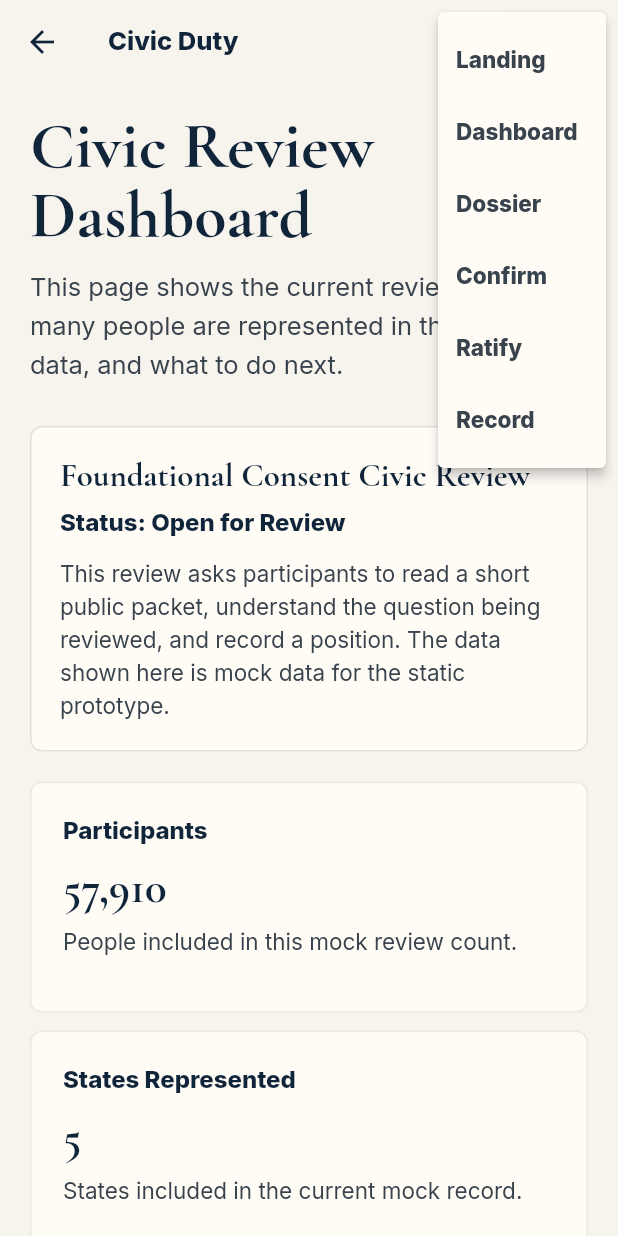
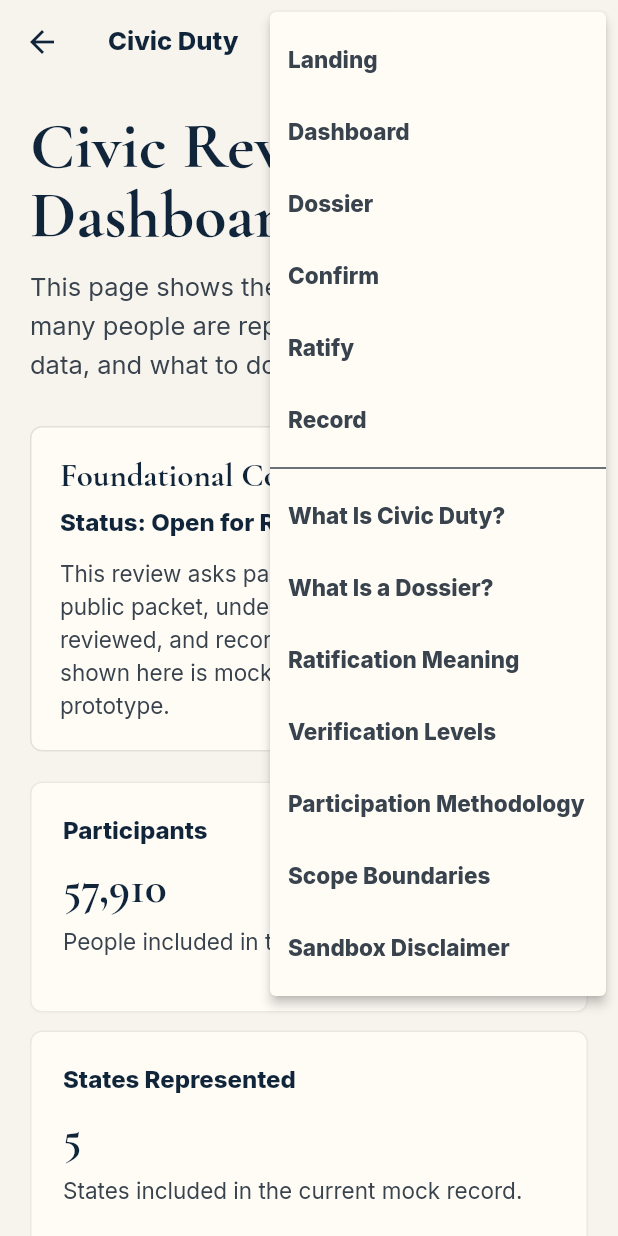
Before and after one commit to ambercodes/civic-duty, a Flutter app: the CivicLayout screen opened directly, after a tap on the "menu" icon, on a phone screen of 412 x 824 dp. Run offline on Flutter 3.47's test engine with Material 3 defaults, Android fonts, the phone set to English and light mode, and no system bars; our stand-ins replace google_fonts.

Commit message:
Phase 9 education/methodology pages

```diff
--- a/lib/routes/app_routes.dart
+++ b/lib/routes/app_routes.dart
@@ -2,6 +2,7 @@ import 'package:flutter/material.dart';
 
 import '../screens/dashboard_screen.dart';
 import '../screens/dossier_screen.dart';
+import '../screens/education_screen.dart';
 import '../screens/landing_screen.dart';
 import '../screens/ratification_screen.dart';
 import '../screens/read_confirmation_screen.dart';
@@ -16,6 +17,13 @@ class AppRoutes {
   static const confirmReview = '/confirm-review';
   static const ratify = '/ratify';
   static const record = '/record';
+  static const whatIsCivicDuty = '/what-is-civic-duty';
+  static const whatIsADossier = '/what-is-a-dossier';
+  static const ratificationMeaning = '/what-does-ratification-mean';
+  static const verificationLevels = '/verification-levels';
+  static const participationMethodology = '/participation-methodology';
+  static const scopeBoundaries = '/scope-boundaries';
+  static const sandboxDisclaimer = '/sandbox-disclaimer';
 
   static Map<String, WidgetBuilder> get routes {
     return {
@@ -25,6 +33,20 @@ class AppRoutes {
       confirmReview: (_) => const ReadConfirmationScreen(),
       ratify: (_) => const RatificationScreen(),
       record: (_) => const RecordScreen(),
+      whatIsCivicDuty: (_) =>
+          EducationScreen(page: EducationPages.whatIsCivicDuty),
+      whatIsADossier: (_) =>
+          EducationScreen(page: EducationPages.whatIsADossier),
+      ratificationMeaning: (_) =>
+          EducationScreen(page: EducationPages.ratificationMeaning),
+      verificationLevels: (_) =>
+          EducationScreen(page: EducationPages.verificationLevels),
+      participationMethodology: (_) =>
+          EducationScreen(page: EducationPages.participationMethodology),
+      scopeBoundaries: (_) =>
+          EducationScreen(page: EducationPages.scopeBoundaries),
+      sandboxDisclaimer: (_) =>
+          EducationScreen(page: EducationPages.sandboxDisclaimer),
     };
   }
 }
--- /dev/null
+++ b/lib/screens/education_screen.dart
@@ -0,0 +1,311 @@
+import 'package:flutter/material.dart';
+
+import '../widgets/civic_layout.dart';
+import '../widgets/education_blocks.dart';
+
+class EducationPageData {
+  const EducationPageData({
+    required this.title,
+    required this.subtitle,
+    required this.sections,
+  });
+
+  final String title;
+  final String subtitle;
+  final List<Widget> sections;
+}
+
+class EducationScreen extends StatelessWidget {
+  const EducationScreen({super.key, required this.page});
+
+  final EducationPageData page;
+
+  @override
+  Widget build(BuildContext context) {
+    return CivicLayout(
+      title: page.title,
+      subtitle: page.subtitle,
+      child: Column(
+        crossAxisAlignment: CrossAxisAlignment.stretch,
+        children: [
+          for (final section in page.sections) ...[
+            section,
+            if (section != page.sections.last) const SizedBox(height: 22),
+          ],
+        ],
+      ),
+    );
+  }
+}
+
+class EducationPages {
+  const EducationPages._();
+
+  static final whatIsCivicDuty = EducationPageData(
+    title: 'What Is Civic Duty?',
+    subtitle:
+        'A plain-language guide to the Civic Duty Constitutional Review Sandbox.',
+    sections: [
+      const InfoSection(
+        title: 'Overview',
+        children: [
+          Text(
+            'Civic Duty is a public constitutional review framework designed to help people examine foundational governance concerns through structured civic participation.',
+          ),
+          SizedBox(height: 10),
+          Text(
+            'The project is built around transparency, public inspectability, and readable civic review rather than partisan campaigning or institutional authority.',
+          ),
+        ],
+      ),
+      const BoundaryNotice(
+        title: 'Important Boundaries',
+        body:
+            'Civic Duty is not a replacement government. It does not create law. It does not issue legal rulings.',
+      ),
+      const InfoSection(
+        title: 'What The Process Provides',
+        children: [
+          PlainBulletList(
+            items: [
+              'reviewing foundational constitutional concerns',
+              'organizing evidence',
+              'measuring civic participation visibility',
+              'preserving public civic records',
+            ],
+          ),
+        ],
+      ),
+      const MethodologyCard(
+        title: 'Sandbox Purpose',
+        body:
+            'The Civic Duty Constitutional Review Sandbox exists as a public demonstration environment for constitutional civic review experimentation, transparency, and participation methodology.',
+      ),
+    ],
+  );
+
+  static final whatIsADossier = EducationPageData(
+    title: 'What Is a Dossier?',
+    subtitle: 'How Civic Duty organizes public review material.',
+    sections: [
+      const InfoSection(
+        title: 'Definition',
+        children: [
+          Text(
+            'A dossier is a structured civic review packet that organizes a constitutional concern into a readable public review framework.',
+          ),
+        ],
+      ),
+      const InfoSection(
+        title: 'What A Dossier May Include',
+        children: [
+          PlainBulletList(
+            items: [
+              'the issue under review',
+              'supporting evidence',
+              'contextual explanation',
+              'constitutional review domains',
+              'participation boundaries',
+              'provisions or variants',
+              'review questions',
+            ],
+          ),
+        ],
+      ),
+      const MethodologyCard(
+        title: 'Why Dossiers Exist',
+        body:
+            'Dossiers exist to help people examine important constitutional concerns in a more organized and understandable way.',
+      ),
+      const BoundaryNotice(
+        title: 'Important Boundary',
+        body:
+            'A dossier is not a criminal indictment, legal judgment, or legislative action. It is a structured civic review document.',
+      ),
+    ],
+  );
+
+  static final ratificationMeaning = EducationPageData(
+    title: 'What Does Ratification Mean?',
+    subtitle: 'What participation records mean inside Civic Duty.',
+    sections: [
+      const ParticipationRuleCard(
+        rule: 'Main Definition',
+        explanation:
+            '"I believe this concern warrants structured civic review and formal civic recording based on the evidence presented."',
+      ),
+      const InfoSection(
+        title: 'Ratification Does Not Mean',
+        children: [
+          PlainBulletList(
+            items: [
+              'criminal guilt',
+              'legal liability',
+              'constitutional amendment',
+              'binding government action',
+              'universal agreement',
+            ],
+          ),
+        ],
+      ),
+      const MethodologyCard(
+        title: 'What It Does Mean',
+        body:
+            'It means the participant believes the concern deserves organized civic review and public civic recording.',
+      ),
+      const BoundaryNotice(
+        title: 'Provisions And Variants',
+        body:
+            'Some dossiers may contain provisions or variants. Participants may agree or disagree with individual provisions while still participating in the larger civic review process.',
+      ),
+    ],
+  );
+
+  static final verificationLevels = EducationPageData(
+    title: 'Verification Levels',
+    subtitle: 'How Civic Duty explains participation confidence.',
+    sections: [
+      const InfoSection(
+        title: 'Why Verification Exists',
+        children: [
+          Text(
+            'Civic Duty uses verification levels to provide transparency about participation confidence while preserving equal participation weight.',
+          ),
+        ],
+      ),
+      const MethodologyCard(
+        title: 'Level 1 - Self Attested',
+        body:
+            'The participant has completed basic account setup, age validation, state declaration, and citizenship attestation.',
+      ),
+      const MethodologyCard(
+        title: 'Level 2 - Proof of Human',
+        body:
+            'The participant has completed additional verification designed to reduce duplicate or automated participation.',
+      ),
+      const MethodologyCard(
+        title: 'Level 3 - High Assurance',
+        body:
+            'A future optional verification layer intended for stronger identity assurance scenarios.',
+      ),
+      const ParticipationRuleCard(
+        rule: 'Core Principle',
+        explanation:
+            'Verification levels are disclosed, not weighted. One participant equals one participation.',
+      ),
+    ],
+  );
+
+  static final participationMethodology = EducationPageData(
+    title: 'Participation Methodology',
+    subtitle: 'How Civic Duty measures public participation visibility.',
+    sections: [
+      const InfoSection(
+        title: 'Measurement Approach',
+        children: [
+          Text(
+            'Civic Duty measures participation visibility using state-level citizen voting-age population data rather than voter registration or political party affiliation.',
+          ),
+        ],
+      ),
+      const InfoSection(
+        title: 'The System Uses',
+        children: [
+          PlainBulletList(
+            items: [
+              'U.S. citizen population age 18+',
+              'state participation density',
+              'public thresholds',
+              'disclosed methodology rules',
+            ],
+          ),
+        ],
+      ),
+      const InfoSection(
+        title: 'The Platform Avoids',
+        children: [
+          PlainBulletList(
+            items: [
+              'voter registration metrics',
+              'party affiliation data',
+              'county political maps',
+              'election turnout assumptions',
+            ],
+          ),
+        ],
+      ),
+      const MethodologyCard(
+        title: 'Thresholds',
+        body:
+            'Civic Duty uses public civic signal thresholds to determine when a concern advances into structured civic review. Thresholds are publicly visible and methodologically disclosed.',
+      ),
+    ],
+  );
+
+  static final scopeBoundaries = EducationPageData(
+    title: 'Scope Boundaries',
+    subtitle: 'What Civic Duty is intended to review.',
+    sections: [
+      const InfoSection(
+        title: 'Main Scope',
+        children: [
+          Text(
+            'Civic Duty is intended for structured civic review involving foundational constitutional concerns, structural governance questions, delegated authority, civic consent visibility, and measurable constitutional participation.',
+          ),
+        ],
+      ),
+      const InfoSection(
+        title: 'Excluded Areas',
+        children: [
+          PlainBulletList(
+            items: [
+              'ordinary partisan disputes',
+              'routine legislation',
+              'candidate campaigning',
+              'generalized political polling',
+            ],
+          ),
+        ],
+      ),
+      const BoundaryNotice(
+        title: 'Official Scope Limit',
+        body:
+            'The official Civic Duty implementation intentionally limits its scope to foundational constitutional and structural governance review.',
+      ),
+    ],
+  );
+
+  static final sandboxDisclaimer = EducationPageData(
+    title: 'Sandbox Disclaimer',
+    subtitle: 'What the public sandbox is, and what it is not.',
+    sections: [
+      const InfoSection(
+        title: 'Main Disclaimer',
+        children: [
+          Text(
+            'Civic Duty Constitutional Review Sandbox is a public civic review demonstration environment intended for constitutional review experimentation, methodology visibility, and participation flow testing.',
+          ),
+        ],
+      ),
+      const InfoSection(
+        title: 'The Sandbox Does Not Constitute',
+        children: [
+          PlainBulletList(
+            items: [
+              'governmental authority',
+              'legal adjudication',
+              'binding constitutional interpretation',
+              'official public policy determination',
+              'legislative action',
+            ],
+          ),
+        ],
+      ),
+      const MethodologyCard(
+        title: 'Why It Exists',
+        body:
+            'The sandbox exists to explore transparent civic review infrastructure and public constitutional participation methodology.',
+      ),
+    ],
+  );
+}
--- a/lib/widgets/civic_layout.dart
+++ b/lib/widgets/civic_layout.dart
@@ -67,6 +67,35 @@ class _RouteMenuButton extends StatelessWidget {
         PopupMenuItem(value: AppRoutes.confirmReview, child: Text('Confirm')),
         PopupMenuItem(value: AppRoutes.ratify, child: Text('Ratify')),
         PopupMenuItem(value: AppRoutes.record, child: Text('Record')),
+        PopupMenuDivider(),
+        PopupMenuItem(
+          value: AppRoutes.whatIsCivicDuty,
+          child: Text('What Is Civic Duty?'),
+        ),
+        PopupMenuItem(
+          value: AppRoutes.whatIsADossier,
+          child: Text('What Is a Dossier?'),
+        ),
+        PopupMenuItem(
+          value: AppRoutes.ratificationMeaning,
+          child: Text('Ratification Meaning'),
+        ),
+        PopupMenuItem(
+          value: AppRoutes.verificationLevels,
+          child: Text('Verification Levels'),
+        ),
+        PopupMenuItem(
+          value: AppRoutes.participationMethodology,
+          child: Text('Participation Methodology'),
+        ),
+        PopupMenuItem(
+          value: AppRoutes.scopeBoundaries,
+          child: Text('Scope Boundaries'),
+        ),
+        PopupMenuItem(
+          value: AppRoutes.sandboxDisclaimer,
+          child: Text('Sandbox Disclaimer'),
+        ),
       ],
     );
   }
```
Also changed, not shown: lib/widgets/education_blocks.dart (added, +169 -0 lines), 1 other file.
